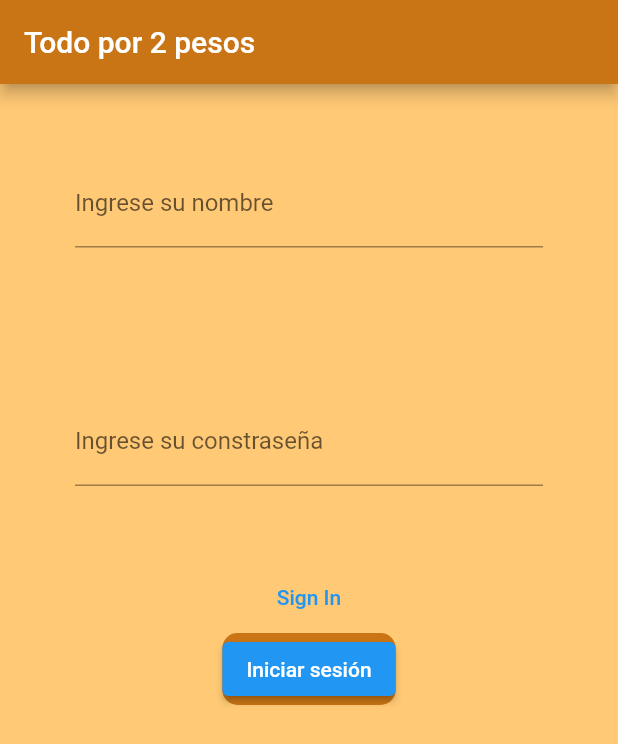
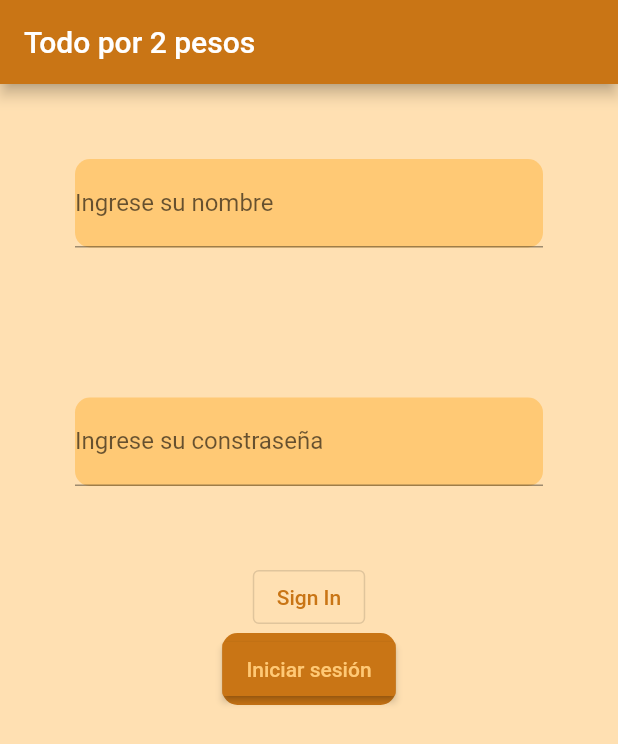
Before and after one commit to Anonyzard/pp2-practico1, a Flutter app: the screen it shows after launch, on a phone screen of 412 x 824 dp. Shown: the top 744 px of the screen. Run offline on Flutter 3.47's test engine with Material 2 defaults, Android fonts, the phone set to English and light mode, and no system bars.

Commit message:
Arreglo de botones

```diff
--- a/lib/login.dart
+++ b/lib/login.dart
@@ -24,15 +24,17 @@ class Login extends StatelessWidget {
       home: Scaffold(
         appBar: AppBar(
           title: Text('Todo por 2 pesos'),
-          backgroundColor: Color.fromARGB(255, 201, 117, 21),
+          backgroundColor: Theme.of(context)
+              .backgroundColor, //Color.fromARGB(255, 201, 117, 21),
         ),
-        backgroundColor: Color.fromRGBO(255, 201, 117, 21),
+        backgroundColor: Theme.of(context)
+            .secondaryHeaderColor, //Color.fromRGBO(255, 201, 117, 21),
         body: Column(children: <Widget>[
           Container(
               margin: EdgeInsets.symmetric(horizontal: 50.0, vertical: 50.0),
               decoration: BoxDecoration(
                 borderRadius: BorderRadius.circular(10.0),
-                color: Color.fromRGBO(255, 201, 117, 21),
+                color: Theme.of(context).highlightColor,
               ),
               child: TextFormField(
                 key: _nombre,
@@ -49,9 +51,10 @@ class Login extends StatelessWidget {
           Container(
               margin: EdgeInsets.symmetric(horizontal: 50.0, vertical: 50.0),
               decoration: BoxDecoration(
-                borderRadius: BorderRadius.circular(10.0),
-                color: Color.fromRGBO(255, 201, 117, 21),
-              ),
+                  borderRadius: BorderRadius.circular(10.0),
+                  color: Theme.of(context)
+                      .highlightColor //Color.fromRGBO(255, 201, 117, 21),
+                  ),
               child: TextFormField(
                 decoration:
                     InputDecoration(labelText: 'Ingrese su constraseña'),
@@ -62,21 +65,28 @@ class Login extends StatelessWidget {
                 borderRadius: BorderRadius.circular(10.0),
                 // color: Color.fromARGB(255, 201, 117, 21),
               ),
-              child: TextButton(
+              child: OutlinedButton(
                 onPressed: () {
                   Navigator.push(
                     context,
                     MaterialPageRoute(builder: (context) => Signin()),
                   );
                 },
-                child: Text('Sign In'),
+                child: Text(
+                  'Sign In',
+                  style: TextStyle(
+                    color: Theme.of(context).backgroundColor,
+                  ),
+                ),
               )),
           Container(
             decoration: BoxDecoration(
               borderRadius: BorderRadius.circular(10.0),
               color: Color.fromARGB(255, 201, 117, 21),
             ),
-            child: ElevatedButton(
+            child: MaterialButton(
+              color: Theme.of(context)
+                  .backgroundColor, //Color.fromARGB(255, 201, 117, 21),
               // style: ButtonStyle(
               //     backgroundColor: Color.fromARGB(255, 201, 117, 21)), //,
               onPressed: () {
@@ -92,7 +102,10 @@ class Login extends StatelessWidget {
                   MaterialPageRoute(builder: (context) => main_screens()),
                 );
               },
-              child: const Text('Iniciar sesión'),
+              child: Text(
+                'Iniciar sesión',
+                style: TextStyle(color: Theme.of(context).highlightColor),
+              ),
             ),
           ),
         ]),
--- a/lib/main.dart
+++ b/lib/main.dart
@@ -13,6 +13,7 @@ class MyApp extends StatelessWidget {
           backgroundColor: const Color.fromARGB(255, 201, 117, 21),
           primaryColor: Colors.grey.shade300,
           secondaryHeaderColor: Colors.orange.shade100,
+          highlightColor: Color.fromRGBO(255, 201, 117, 21),
           textTheme: const TextTheme(
               headline1: TextStyle(
                   fontSize: 20,
```
